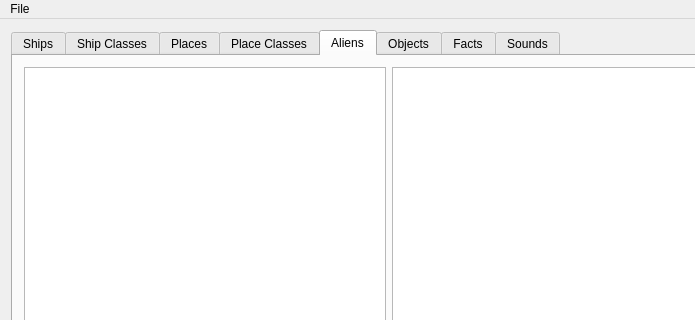
colinbourassa/nomad-resource-explorer, file mainwindow.ui: the form before one commit; both pictures show x 0 to 695 and y 0 to 320 of the 1019 by 546 pixel window.
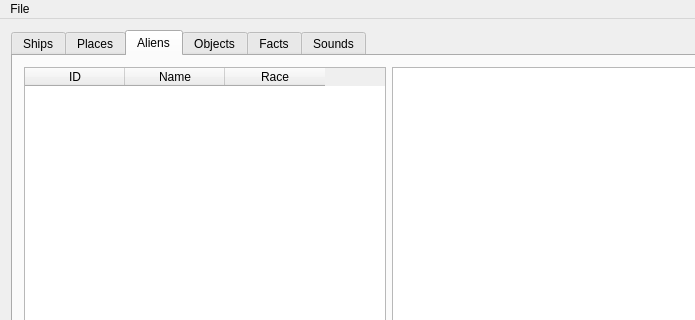
The form after the commit. The open tabs and pages were chosen to show the change.

Commit message: More sortable columns, plus handling for the failure to retrieve an object image (which applies to the W.A.P.

Diff of the .ui file:
```diff
--- a/mainwindow.ui
+++ b/mainwindow.ui
@@ -109,11 +109,6 @@
         </item>
        </layout>
       </widget>
-      <widget class="QWidget" name="m_tabShipClasses">
-       <attribute name="title">
-        <string>Ship Classes</string>
-       </attribute>
-      </widget>
       <widget class="QWidget" name="m_tabPlaces">
        <attribute name="title">
         <string>Places</string>
@@ -250,11 +245,6 @@
         </item>
        </layout>
       </widget>
-      <widget class="QWidget" name="m_tabPlaceClasses">
-       <attribute name="title">
-        <string>Place Classes</string>
-       </attribute>
-      </widget>
       <widget class="QWidget" name="m_tabAliens">
        <attribute name="title">
         <string>Aliens</string>
@@ -288,21 +278,33 @@
           <property name="selectionBehavior">
            <enum>QAbstractItemView::SelectRows</enum>
           </property>
+          <property name="sortingEnabled">
+           <bool>true</bool>
+          </property>
           <property name="columnCount">
            <number>3</number>
           </property>
-          <attribute name="horizontalHeaderVisible">
-           <bool>false</bool>
-          </attribute>
           <attribute name="horizontalHeaderHighlightSections">
            <bool>false</bool>
           </attribute>
           <attribute name="verticalHeaderVisible">
            <bool>false</bool>
           </attribute>
-          <column/>
-          <column/>
-          <column/>
+          <column>
+           <property name="text">
+            <string>ID</string>
+           </property>
+          </column>
+          <column>
+           <property name="text">
+            <string>Name</string>
+           </property>
+          </column>
+          <column>
+           <property name="text">
+            <string>Race</string>
+           </property>
+          </column>
          </widget>
         </item>
         <item row="1" column="1">
```
Left out of the diff: 153 changed lines with no effect on the pictures. The commit also changes 3 other files.
